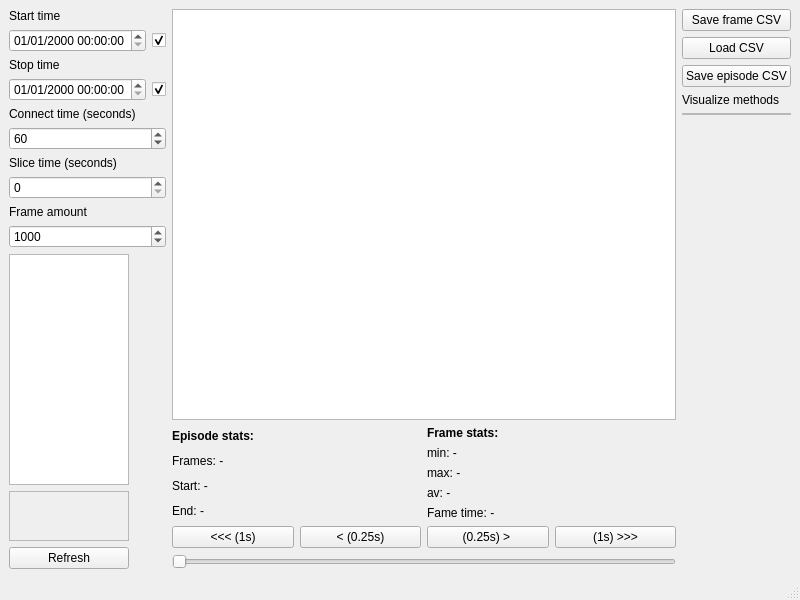
Qt form server/database_scroll/mainwindow.ui (GiteZz/Thermal-sensor-localisation) before a commit.
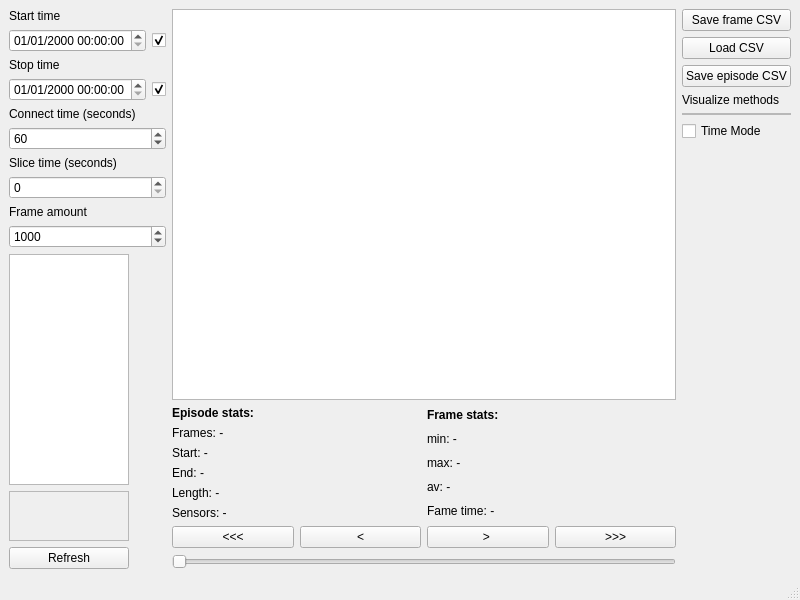
The same form after that commit.

Commit message: started working on plotting multiple sensors at the same time

```diff
--- a/server/database_scroll/mainwindow.ui
+++ b/server/database_scroll/mainwindow.ui
@@ -60,6 +60,20 @@
               </property>
              </widget>
             </item>
+            <item>
+             <widget class="QLabel" name="lengthEpisodeLabel">
+              <property name="text">
+               <string>Length: -</string>
+              </property>
+             </widget>
+            </item>
+            <item>
+             <widget class="QLabel" name="sensorEpisodeLabel">
+              <property name="text">
+               <string>Sensors: -</string>
+              </property>
+             </widget>
+            </item>
            </layout>
           </item>
           <item>
@@ -114,28 +128,28 @@
           <item>
            <widget class="QPushButton" name="backwardMoreButton">
             <property name="text">
-             <string>&lt;&lt;&lt; (1s)</string>
+             <string>&lt;&lt;&lt;</string>
             </property>
            </widget>
           </item>
           <item>
            <widget class="QPushButton" name="backwardOneButton">
             <property name="text">
-             <string>&lt; (0.25s)</string>
+             <string>&lt;</string>
             </property>
            </widget>
           </item>
           <item>
            <widget class="QPushButton" name="forwardOneButton">
             <property name="text">
-             <string>(0.25s) &gt; </string>
+             <string>&gt; </string>
             </property>
            </widget>
           </item>
           <item>
            <widget class="QPushButton" name="forwardMoreButton">
             <property name="text">
-             <string>(1s) &gt;&gt;&gt;</string>
+             <string>&gt;&gt;&gt;</string>
             </property>
            </widget>
           </item>
@@ -380,6 +394,13 @@
           </layout>
          </widget>
         </item>
+        <item>
+         <widget class="QCheckBox" name="timeCheckBox">
+          <property name="text">
+           <string>Time Mode</string>
+          </property>
+         </widget>
+        </item>
         <item>
          <spacer name="verticalSpacer_2">
           <property name="orientation">
```
The commit also changes 6 other files.
